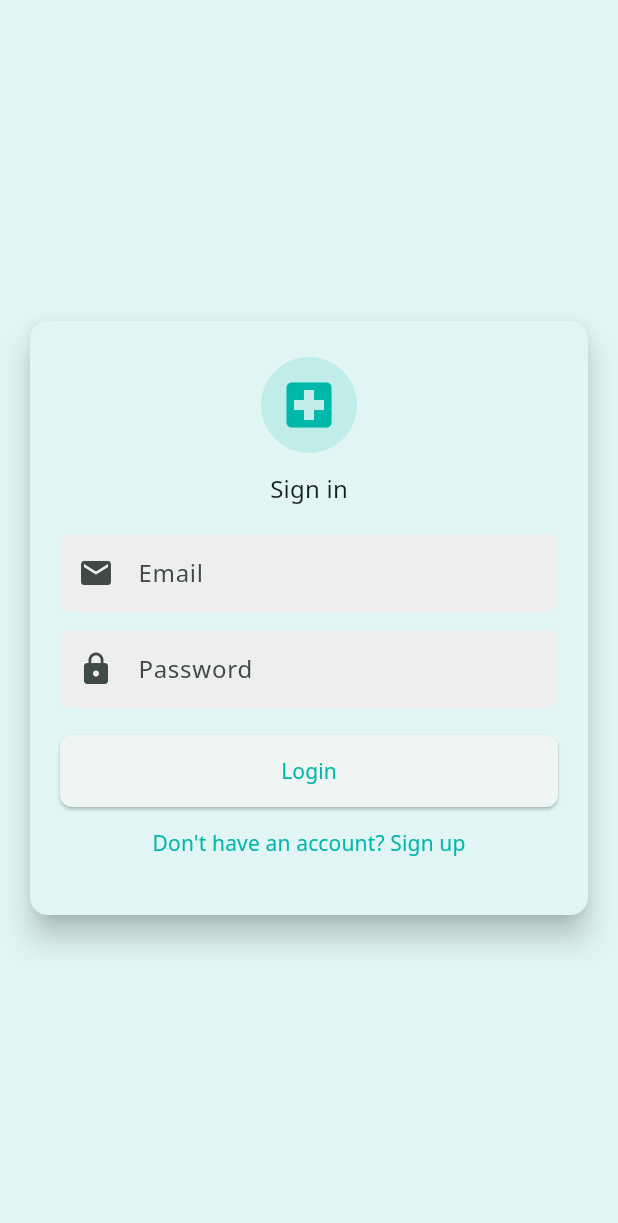
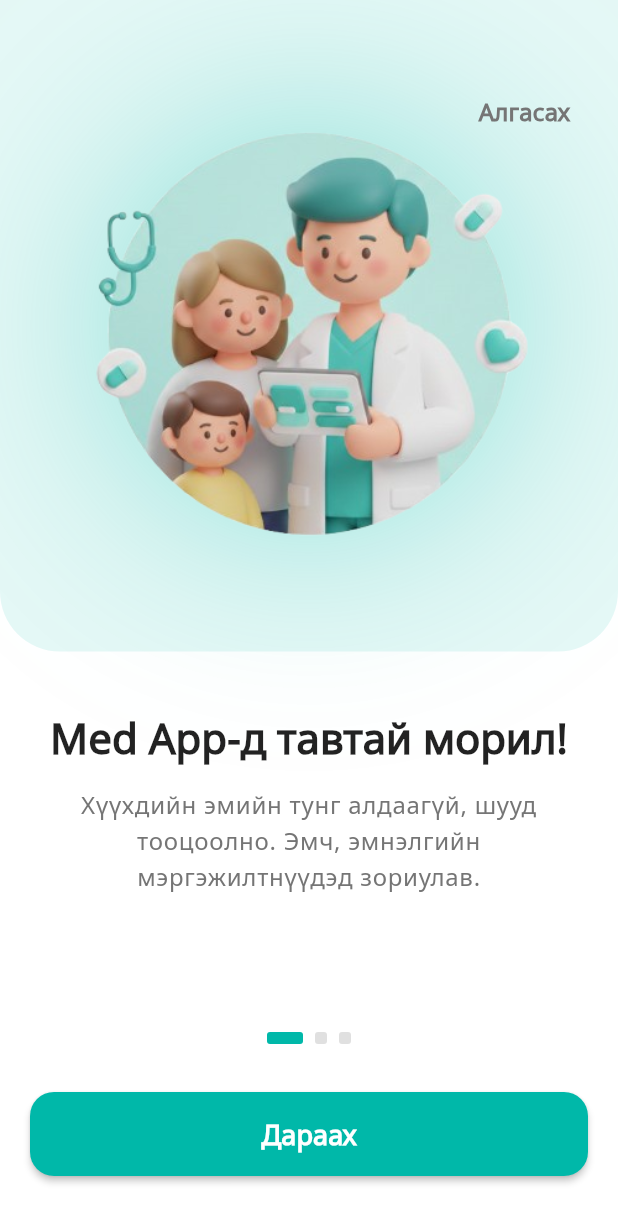
Before and after one commit to Amraaka/Med_app, a Flutter app: the screen it shows after launch, on a phone screen of 412 x 824 dp. Shown: the top 1223 px of the screen. Run offline on Flutter 3.47's test engine with Material 3 defaults, Android fonts, the phone set to English and light mode, and no system bars; our stand-ins replace cloud_firestore, firebase_auth, firebase_core, image_picker, pdf, printing and 1 more; accounts and stored records are empty.

Commit message:
intro page

```diff
--- a/lib/main.dart
+++ b/lib/main.dart
@@ -6,6 +6,7 @@
 import 'widgets.dart';
 import 'pages/auth/login_page.dart';
 import 'pages/auth/singup_page.dart';
+import 'pages/auth/intro_page.dart';
 import 'services/auth_service.dart';
 
 import 'package:firebase_core/firebase_core.dart';
@@ -38,6 +39,7 @@
         theme: _buildAppTheme(),
         home: const AuthGate(),
         routes: {
+          '/intro': (context) => const IntroPage(),
           '/login': (context) => LoginPage(),
           '/signup': (context) => SignupPage(),
           '/home': (context) => const MainScreen(),
@@ -122,7 +124,7 @@
         if (snapshot.hasData) {
           return const MainScreen();
         }
-        return LoginPage();
+        return const IntroPage();
       },
     );
   }
--- /dev/null
+++ b/lib/pages/auth/intro_page.dart
@@ -0,0 +1,261 @@
+import 'dart:ui';
+
+import 'package:flutter/material.dart';
+
+class IntroPage extends StatefulWidget {
+  const IntroPage({super.key});
+
+  @override
+  State<IntroPage> createState() => _IntroPageState();
+}
+
+class _IntroPageState extends State<IntroPage> {
+  late PageController _pageController;
+  int _currentPage = 0;
+
+  final List<Map<String, dynamic>> _pages = [
+    {
+      'title': 'Med App-д тавтай морил!',
+      'description':
+          'Хүүхдийн эмийн тунг алдаагүй, шууд тооцоолно. Эмч, эмнэлгийн мэргэжилтнүүдэд зориулав.',
+      'image': 'assets/images/intro1.png',
+      'icon': Icons.medical_services_outlined,
+      'color': const Color(0xFF00B8A9), // Teal/Accent from main.dart
+    },
+    {
+      'title': 'Ухаалаг тооцоолол',
+      'description':
+          'Жин, насанд тулгуурласан, нотолгоонд суурилсан тунг шууд санал болгоно.',
+      'image': 'assets/images/intro2.png',
+      'icon': Icons.psychology_outlined,
+      'color': const Color(0xFF5C6BC0), // Indigo
+    },
+    {
+      'title': 'Аюулгүй, найдвартай',
+      'description':
+          'Өвчтөний өгөгдлийг байгууллагын түвшний хамгаалалт, шифрлэлтээр найдвартай хадгална.',
+      'image': 'assets/images/intro3.png',
+      'icon': Icons.security_outlined,
+      'color': const Color(0xFFEF5350), // Red
+    },
+  ];
+
+  @override
+  void initState() {
+    super.initState();
+    _pageController = PageController();
+  }
+
+  @override
+  void dispose() {
+    _pageController.dispose();
+    super.dispose();
+  }
+
+  void _nextPage() {
+    if (_currentPage < _pages.length - 1) {
+      _pageController.nextPage(
+        duration: const Duration(milliseconds: 500),
+        curve: Curves.easeOutQuint,
+      );
+    } else {
+      _goToLogin();
+    }
+  }
+
+  void _goToLogin() {
+    Navigator.pushReplacementNamed(context, '/login');
+  }
+
+  @override
+  Widget build(BuildContext context) {
+    return Scaffold(
+      backgroundColor: Colors.white,
+      body: Stack(
+        children: [
+          // Page View
+          PageView.builder(
+            controller: _pageController,
+            onPageChanged: (index) => setState(() => _currentPage = index),
+            itemCount: _pages.length,
+            itemBuilder: (context, index) {
+              return _IntroPageContent(data: _pages[index]);
+            },
+          ),
+
+          // Skip Button (Top Right)
+          Positioned(
+            top: 50,
+            right: 20,
+            child: AnimatedOpacity(
+              opacity: _currentPage == _pages.length - 1 ? 0.0 : 1.0,
+              duration: const Duration(milliseconds: 200),
+              child: TextButton(
+                onPressed: _goToLogin,
+                style: TextButton.styleFrom(foregroundColor: Colors.grey[600]),
+                child: const Text(
+                  'Алгасах',
+                  style: TextStyle(fontSize: 16, fontWeight: FontWeight.w600),
+                ),
+              ),
+            ),
+          ),
+
+          // Bottom Controls
+          Positioned(
+            bottom: 40,
+            left: 20,
+            right: 20,
+            child: Column(
+              children: [
+                // Page Indicator
+                Row(
+                  mainAxisAlignment: MainAxisAlignment.center,
+                  children: List.generate(
+                    _pages.length,
+                    (index) => AnimatedContainer(
+                      duration: const Duration(milliseconds: 300),
+                      margin: const EdgeInsets.symmetric(horizontal: 4),
+                      width: _currentPage == index ? 24 : 8,
+                      height: 8,
+                      decoration: BoxDecoration(
+                        color: _currentPage == index
+                            ? _pages[_currentPage]['color']
+                            : Colors.grey.shade300,
+                        borderRadius: BorderRadius.circular(2),
+                      ),
+                    ),
+                  ),
+                ),
+                const SizedBox(height: 32),
+
+                // Main Button
+                SizedBox(
+                  width: double.infinity,
+                  height: 56,
+                  child: ElevatedButton(
+                    onPressed: _nextPage,
+                    style: ElevatedButton.styleFrom(
+                      backgroundColor: _pages[_currentPage]['color'],
+                      foregroundColor: Colors.white,
+                      shape: RoundedRectangleBorder(
+                        borderRadius: BorderRadius.circular(16),
+                      ),
+                      elevation: 2,
+                    ),
+                    child: Text(
+                      _currentPage == _pages.length - 1 ? 'Эхлэх' : 'Дараах',
+                      style: const TextStyle(
+                        fontSize: 18,
+                        fontWeight: FontWeight.bold,
+                      ),
+                    ),
+                  ),
+                ),
+              ],
+            ),
+          ),
+        ],
+      ),
+    );
+  }
+}
+
+class _IntroPageContent extends StatelessWidget {
+  final Map<String, dynamic> data;
+
+  const _IntroPageContent({super.key, required this.data});
+
+  @override
+  Widget build(BuildContext context) {
+    return Column(
+      children: [
+        // Top Image Section with Curved Background
+        Expanded(
+          flex: 3,
+          child: Container(
+            width: double.infinity,
+            decoration: BoxDecoration(
+              color: (data['color'] as Color).withOpacity(0.1),
+              borderRadius: const BorderRadius.only(
+                bottomLeft: Radius.circular(40),
+                bottomRight: Radius.circular(40),
+              ),
+            ),
+            child: Stack(
+              alignment: Alignment.center,
+              children: [
+                // Blurred glow background behind image
+                Positioned.fill(
+                  child: Center(
+                    child: ImageFiltered(
+                      imageFilter: ImageFilter.blur(sigmaX: 60, sigmaY: 60),
+                      child: Container(
+                        width: 200,
+                        height: 200,
+                        decoration: BoxDecoration(
+                          shape: BoxShape.circle,
+                          color: (data['color'] as Color).withOpacity(0.35),
+                          boxShadow: [
+                            BoxShadow(
+                              color: (data['color'] as Color).withOpacity(0.25),
+                              blurRadius: 80,
+                              spreadRadius: 40,
+                            ),
+                          ],
+                        ),
+                      ),
+                    ),
+                  ),
+                ),
+                const SizedBox(height: 40),
+                SizedBox(
+                  width: 440,
+                  height: 440,
+                  child: Image.asset(
+                    data['image'],
+                    fit: BoxFit.contain,
+                    errorBuilder: (context, error, stackTrace) {
+                      return Icon(data['icon'], size: 80, color: data['color']);
+                    },
+                  ),
+                ),
+              ],
+            ),
+          ),
+        ),
+
+        // Text Content
+        Expanded(
+          flex: 2,
+          child: Padding(
+            padding: const EdgeInsets.fromLTRB(32, 40, 32, 0),
+            child: Column(
+              children: [
+                Text(
+                  data['title'],
+                  textAlign: TextAlign.center,
+                  style: Theme.of(context).textTheme.headlineMedium?.copyWith(
+                    fontWeight: FontWeight.bold,
+                    color: Colors.black87,
+                    height: 1.2,
+                  ),
+                ),
+                const SizedBox(height: 16),
+                Text(
+                  data['description'],
+                  textAlign: TextAlign.center,
+                  style: Theme.of(context).textTheme.bodyLarge?.copyWith(
+                    color: Colors.grey[600],
+                    height: 1.5,
+                  ),
+                ),
+              ],
+            ),
+          ),
+        ),
+        const SizedBox(height: 100), // Space for bottom controls
+      ],
+    );
+  }
+}
```
Also changed, not shown: assets/images/intro1.png (added), assets/images/intro2.png (added), assets/images/intro3.png (added).
